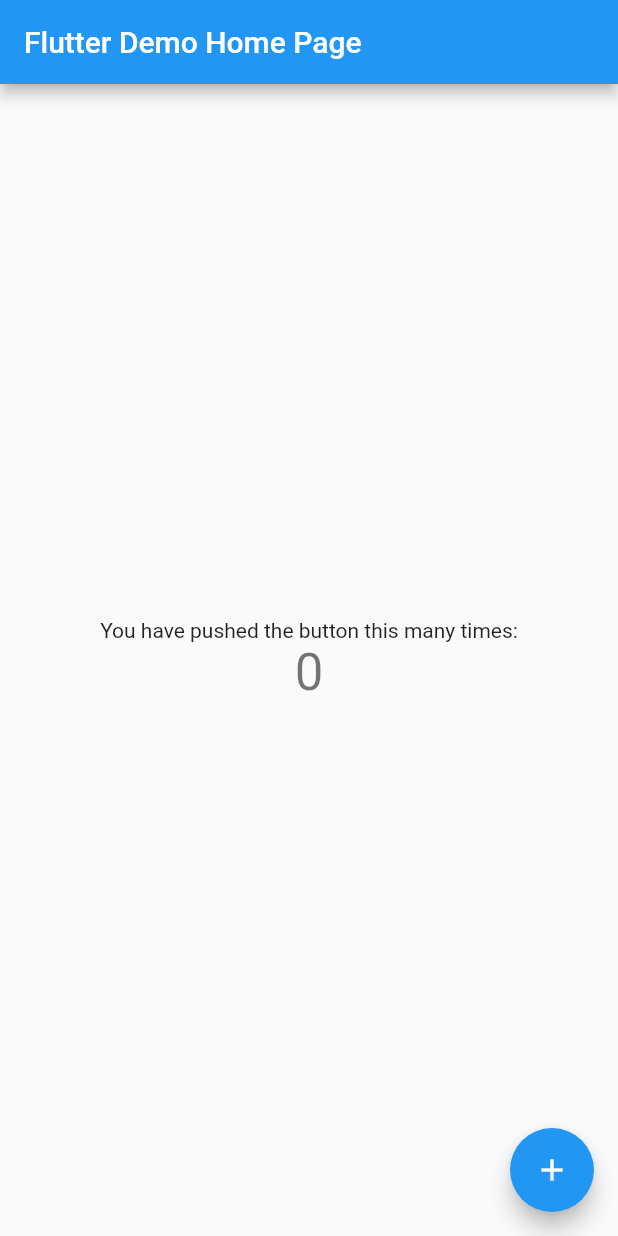
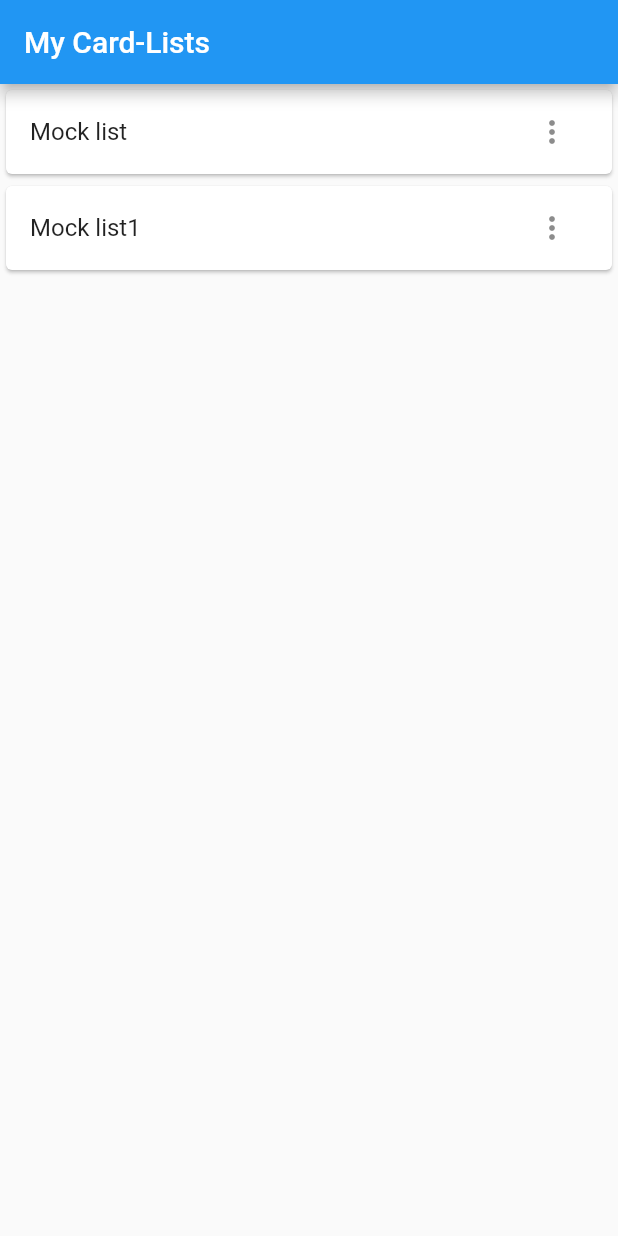
Before and after one commit to BorisSh99/logo_cards_flutter, a Flutter app: the screen it shows after launch, on a phone screen of 412 x 824 dp. Run offline on Flutter 3.47's test engine with Material 2 defaults, Android fonts, the phone set to English and light mode, and no system bars.

Commit message:
- HomePage (raw) - Card entity (raw) - Card alike View inside a Card collection

```diff
--- /dev/null
+++ b/lib/entities/card_entity.dart
@@ -0,0 +1,12 @@
+import 'package:flutter/material.dart';
+
+class CardEntity {
+
+  String word;
+  String definition;
+  int confidence;
+
+  CardEntity(this.word, this.definition, [this.confidence = 0]);
+
+
+}
--- a/lib/main.dart
+++ b/lib/main.dart
@@ -1,115 +1,11 @@
 import 'package:flutter/material.dart';
+import 'package:logophile_flutter/pages/home_page.dart';
 
 void main() {
-  runApp(const MyApp());
+  runApp(MaterialApp(
+    initialRoute: '/',
+    routes: {
+      '/': (context) => HomePage(),
+    },
+  ));
 }
-
-class MyApp extends StatelessWidget {
-  const MyApp({Key? key}) : super(key: key);
-
-  // This widget is the root of your application.
-  @override
-  Widget build(BuildContext context) {
-    return MaterialApp(
-      title: 'Flutter Demo',
-      theme: ThemeData(
-        // This is the theme of your application.
-        //
-        // Try running your application with "flutter run". You'll see the
-        // application has a blue toolbar. Then, without quitting the app, try
-        // changing the primarySwatch below to Colors.green and then invoke
-        // "hot reload" (press "r" in the console where you ran "flutter run",
-        // or simply save your changes to "hot reload" in a Flutter IDE).
-        // Notice that the counter didn't reset back to zero; the application
-        // is not restarted.
-        primarySwatch: Colors.blue,
-      ),
-      home: const MyHomePage(title: 'Flutter Demo Home Page'),
-    );
-  }
-}
-
-class MyHomePage extends StatefulWidget {
-  const MyHomePage({Key? key, required this.title}) : super(key: key);
-
-  // This widget is the home page of your application. It is stateful, meaning
-  // that it has a State object (defined below) that contains fields that affect
-  // how it looks.
-
-  // This class is the configuration for the state. It holds the values (in this
-  // case the title) provided by the parent (in this case the App widget) and
-  // used by the build method of the State. Fields in a Widget subclass are
-  // always marked "final".
-
-  final String title;
-
-  @override
-  State<MyHomePage> createState() => _MyHomePageState();
-}
-
-class _MyHomePageState extends State<MyHomePage> {
-  int _counter = 0;
-
-  void _incrementCounter() {
-    setState(() {
-      // This call to setState tells the Flutter framework that something has
-      // changed in this State, which causes it to rerun the build method below
-      // so that the display can reflect the updated values. If we changed
-      // _counter without calling setState(), then the build method would not be
-      // called again, and so nothing would appear to happen.
-      _counter++;
-    });
-  }
-
-  @override
-  Widget build(BuildContext context) {
-    // This method is rerun every time setState is called, for instance as done
-    // by the _incrementCounter method above.
-    //
-    // The Flutter framework has been optimized to make rerunning build methods
-    // fast, so that you can just rebuild anything that needs updating rather
-    // than having to individually change instances of widgets.
-    return Scaffold(
-      appBar: AppBar(
-        // Here we take the value from the MyHomePage object that was created by
-        // the App.build method, and use it to set our appbar title.
-        title: Text(widget.title),
-      ),
-      body: Center(
-        // Center is a layout widget. It takes a single child and positions it
-        // in the middle of the parent.
-        child: Column(
-          // Column is also a layout widget. It takes a list of children and
-          // arranges them vertically. By default, it sizes itself to fit its
-          // children horizontally, and tries to be as tall as its parent.
-          //
-          // Invoke "debug painting" (press "p" in the console, choose the
-          // "Toggle Debug Paint" action from the Flutter Inspector in Android
-          // Studio, or the "Toggle Debug Paint" command in Visual Studio Code)
-          // to see the wireframe for each widget.
-          //
-          // Column has various properties to control how it sizes itself and
-          // how it positions its children. Here we use mainAxisAlignment to
-          // center the children vertically; the main axis here is the vertical
-          // axis because Columns are vertical (the cross axis would be
-          // horizontal).
-          mainAxisAlignment: MainAxisAlignment.center,
-          children: <Widget>[
-            const Text(
-              'You have pushed the button this many times:',
-            ),
-            Text(
-              '$_counter',
-              style: Theme.of(context).textTheme.headline4,
-            ),
-          ],
-        ),
-      ),
-      floatingActionButton: FloatingActionButton(
-        onPressed: _incrementCounter,
-        tooltip: 'Increment',
-        child: const Icon(Icons.add),
-      ), // This trailing comma makes auto-formatting nicer for build methods.
-    );
-  }
-}
--- /dev/null
+++ b/lib/pages/home_page.dart
@@ -0,0 +1,74 @@
+import 'package:flutter/material.dart';
+import 'package:logophile_flutter/entities/card_entity.dart';
+import 'package:logophile_flutter/widgets/card_list_widget.dart';
+
+class HomePage extends StatefulWidget {
+  const HomePage({Key? key}) : super(key: key);
+
+  @override
+  _HomePageState createState() => _HomePageState();
+}
+
+class _HomePageState extends State<HomePage> {
+
+  Map<String, List<CardEntity>> cardMap = {};
+
+  @override
+  void initState() {
+    super.initState();
+
+
+    cardMap.putIfAbsent('Mock list', () => [CardEntity('John', 'Джон'), CardEntity('Mary', 'Мэри'), CardEntity('Arthur', 'Артур'),
+                                            CardEntity('John', 'Джон'), CardEntity('Mary', 'Мэри'), CardEntity('Arthur', 'Артур'),
+                                            CardEntity('John', 'Джон'), CardEntity('Mary', 'Мэри'), CardEntity('Arthur', 'Артур'),
+    ]);
+    cardMap.putIfAbsent('Mock list1', () => [CardEntity('John', 'Джон'), CardEntity('Mary', 'Мэри'), CardEntity('Arthur', 'Артур'),
+                                            CardEntity('John', 'Джон'), CardEntity('Mary', 'Мэри'), CardEntity('Arthur', 'Артур'),
+                                            CardEntity('John', 'Джон'), CardEntity('Mary', 'Мэри'), CardEntity('Arthur', 'Артур'),
+    ]);
+  }
+
+  @override
+  Widget build(BuildContext context) {
+    return Scaffold(
+      appBar: AppBar(
+        title: Text('My Card-Lists'),
+      ),
+      body: ListView.builder(
+        itemCount: cardMap.length,
+        itemBuilder: (context, index) {
+          String listName = cardMap.keys.toList()[index];
+          return Card (
+            child: ListTile(
+              title: Text(listName),
+              onTap: () {
+                Navigator.of(context).push(
+                  MaterialPageRoute(
+                    builder: (context) => CardListWidget(listName: listName, cardList: cardMap[listName] ?? [])
+                  ),
+                );
+              },
+              trailing: PopupMenuButton(
+                itemBuilder: (context) => [
+                  PopupMenuItem(
+                    child: Text('Rename'),
+                    value: 1,
+                  ),
+                  PopupMenuItem(
+                    child: Text('Delete'),
+                    value: 2,
+                    onTap: () {
+                      setState(() {
+                        cardMap.remove(cardMap.keys.toList()[index]);
+                      });
+                    },
+                  )
+                ],
+              ),
+            ),
+          );
+        }
+      ),
+    );
+  }
+}
```
Also changed, not shown: lib/widgets/card_list_widget.dart (added, +56 -0 lines), 2 other files.
